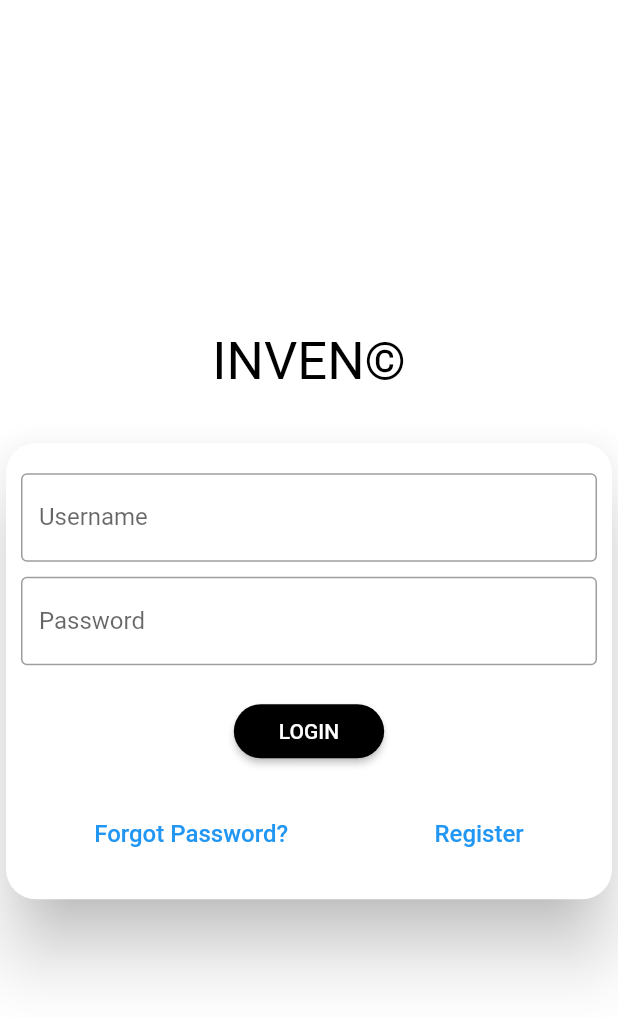
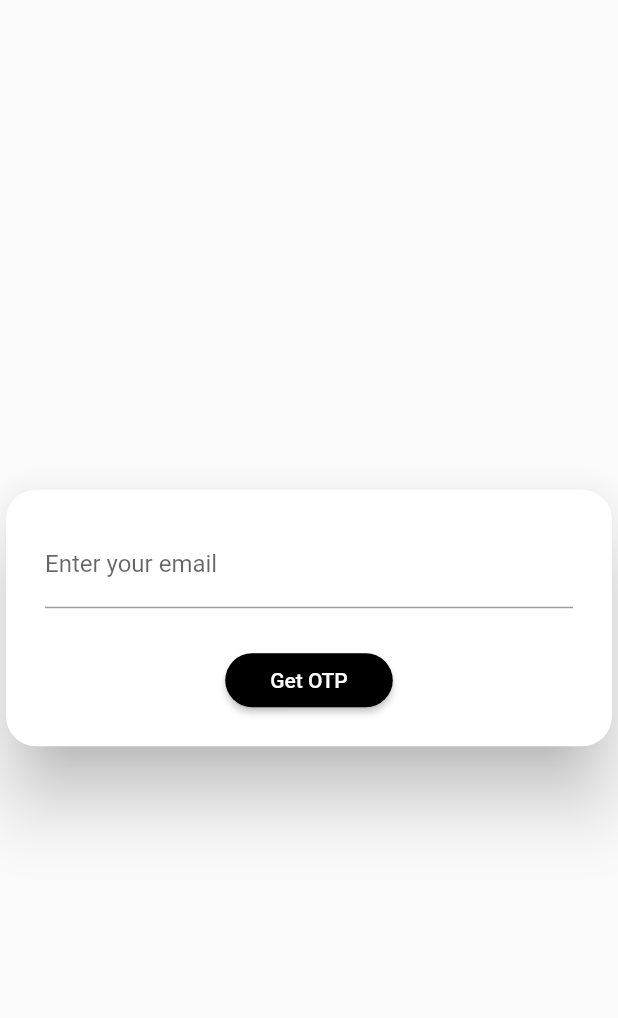
Before and after one commit to kartiksheoranexe/inven-frontend, a Flutter app: the screen it shows after launch, after a tap on "Forgot Password?", on a phone screen of 412 x 824 dp. Shown: the top 1018 px of the screen. Run offline on Flutter 3.47's test engine with Material 2 defaults, Android fonts, the phone set to English and light mode, and no system bars; our stand-ins replace file_picker, flutter_typeahead, permission_handler, pie_chart, shared_preferences; missing offline and left inert: android_intent_plus; network calls fail; Roboto replaces fonts that are missing (Sans Serif).

Commit message:
forget pass functionality added

```diff
--- a/lib/code/config.dart
+++ b/lib/code/config.dart
@@ -1,4 +1,5 @@
 class AppConfig {
   static const String host = '192.168.29.254';
+
   static const int port = 8000;
 }
--- /dev/null
+++ b/lib/code/newpasswordapi.dart
@@ -0,0 +1,25 @@
+import 'dart:convert';
+import 'config.dart';
+import 'package:http/http.dart' as http;
+
+Future<http.Response> resetPassword({
+  required String email,
+  required String otp,
+  required String newPassword,
+}) async {
+  final url = 'http://${AppConfig.host}:${AppConfig.port}/inventory/password-reset/';
+
+  final response = await http.post(
+    Uri.parse(url),
+    headers: <String, String>{
+      'Content-Type': 'application/json; charset=UTF-8',
+    },
+    body: jsonEncode(<String, String>{
+      'identifier': email,
+      'otp': otp,
+      'new_password': newPassword,
+    }),
+  );
+
+  return response;
+}
--- /dev/null
+++ b/lib/screens/forgetpass.dart
@@ -0,0 +1,61 @@
+import 'package:flutter/material.dart';
+import 'package:inven/screens/verifyotp.dart';
+import '../code/passresetrequestapi.dart';
+import 'button.dart';
+import 'customcard.dart';
+
+class ForgetPasswordWidget extends StatefulWidget {
+  @override
+  _ForgetPasswordWidgetState createState() => _ForgetPasswordWidgetState();
+}
+
+class _ForgetPasswordWidgetState extends State<ForgetPasswordWidget> {
+  final _formKey = GlobalKey<FormState>();
+  String _email = '';
+
+  @override
+  Widget build(BuildContext context) {
+    return Scaffold(
+      body: Center(
+        child: CustomCard(
+          child: Padding(
+            padding: const EdgeInsets.symmetric(horizontal: 16.0),
+            child: Form(
+              key: _formKey,
+              child: Column(
+                mainAxisAlignment: MainAxisAlignment.center,
+                children: [
+                  TextFormField(
+                    decoration: InputDecoration(labelText: 'Enter your email'),
+                    validator: (value) {
+                      if (value == null || value.isEmpty) {
+                        return 'Please enter an email';
+                      }
+                      return null;
+                    },
+                    onChanged: (value) => _email = value,
+                  ),
+                  SizedBox(height: 24),
+                  MyButton(
+                    onPressed: () async {
+                      if (_formKey.currentState!.validate()) {
+                        // Call API to send OTP to the entered email
+                        final response = await requestPasswordReset(_email);
+                        // Navigate to VerifyOtp widget
+                        Navigator.push(
+                          context,
+                          MaterialPageRoute(builder: (context) => VerifyOtp(email: _email)),
+                        );
+                      }
+                    },
+                    text: 'Get OTP',
+                  )
+                ],
+              ),
+            ),
+          ),
+        ),
+      ),
+    );
+  }
+}
--- a/lib/screens/welcome.dart
+++ b/lib/screens/welcome.dart
@@ -5,6 +5,8 @@ import 'package:inven/screens/register.dart';
 import 'package:inven/screens/listofbusiness.dart';
 import 'package:inven/code/loginapi.dart';
 import 'package:inven/code/getbusinessapi.dart';
+
+import 'forgetpass.dart';
 
 class MyHomePage extends StatefulWidget {
   @override
@@ -95,10 +97,10 @@ class _MyHomePageState extends State<MyHomePage> {
                 children: [
                   TextButton(
                     onPressed: () {
-                      // Navigator.push(
-                      //   context,
-                      //   MaterialPageRoute(builder: (context) => ForgotPasswordWidget()),
-                      // );
+                      Navigator.push(
+                        context,
+                        MaterialPageRoute(builder: (context) => ForgetPasswordWidget()),
+                      );
                     },
                     child: Text(
                       'Forgot Password?',
```
Also changed, not shown: lib/code/passresetrequestapi.dart (added, +18 -0 lines), lib/code/verifyotpapi.dart (added, +27 -0 lines), lib/screens/newpassword.dart (added, +101 -0 lines), lib/screens/verifyotp.dart (added, +114 -0 lines).
